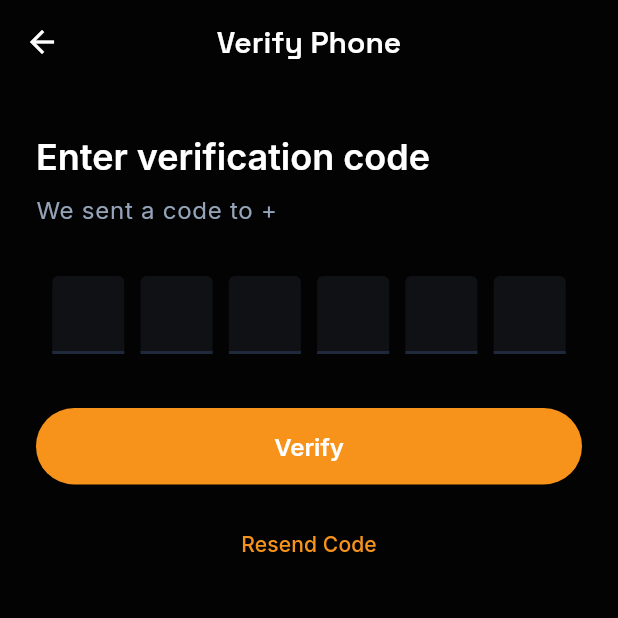
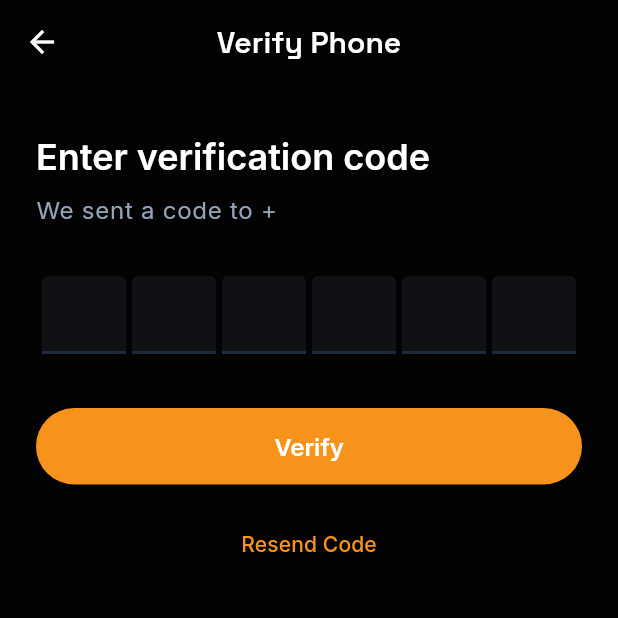
Before and after one commit to H-Yeasin/letzgo_frontend, a Flutter app: the OtpVerificationScreen screen opened directly with empty values, on a phone screen of 412 x 824 dp, the top half of it. Run offline on Flutter 3.47's test engine with Material 3 defaults, Android fonts, the light colour scheme and no system bars; our stand-ins replace dio, flutter_animate, flutter_map, flutter_riverpod, geocoding, geolocator and 4 more; accounts and stored records are empty.

```diff
--- a/lib/screens/auth/otp_verification_screen.dart
+++ b/lib/screens/auth/otp_verification_screen.dart
@@ -1,7 +1,8 @@
 import 'package:flutter/material.dart';
+import 'package:flutter/services.dart';
 import 'package:flutter_riverpod/flutter_riverpod.dart';
-import 'package:flutter/services.dart';
 import 'package:go_router/go_router.dart';
+
 import '../../constants/theme.dart';
 import '../../providers/auth_provider.dart';
 
@@ -82,9 +83,7 @@ class _OtpVerificationScreenState extends ConsumerState<OtpVerificationScreen> {
               const SizedBox(height: 8),
               Text(
                 'We sent a code to +${widget.phone}',
-                style: Theme.of(
-                  context,
-                ).textTheme.bodyLarge?.copyWith(
+                style: Theme.of(context).textTheme.bodyLarge?.copyWith(
                   color: Theme.of(context).colorScheme.onSurfaceVariant,
                 ),
               ),
@@ -125,7 +124,7 @@ class _OtpVerificationScreenState extends ConsumerState<OtpVerificationScreen> {
                   mainAxisAlignment: MainAxisAlignment.spaceEvenly,
                   children: List.generate(6, (index) {
                     return SizedBox(
-                      width: 48,
+                      width: 56,
                       height: 56,
                       child: TextField(
                         controller: _otpControllers[index],
@@ -141,7 +140,7 @@ class _OtpVerificationScreenState extends ConsumerState<OtpVerificationScreen> {
                           filled: true,
                           fillColor: Theme.of(context).colorScheme.surface,
                           border: OutlineInputBorder(
-                            borderRadius: BorderRadius.circular(12),
+                            borderRadius: BorderRadius.circular(14),
                             borderSide: BorderSide(
                               color: Theme.of(context).colorScheme.outline,
                             ),
--- a/pubspec.yaml
+++ b/pubspec.yaml
@@ -67,6 +67,7 @@ flutter:
   assets:
     - assets/images/
     - assets/icons/
+    - assets/logo/
 
   fonts:
     - family: Inter
```
Also changed, not shown: assets/logo/app_icon.png (added), assets/logo/app_icon.svg (added), assets/logo/letzgo_logo.png (added), assets/logo/letzgo_logo.svg (added), assets/logo/letzgo_logo_dark.png (added), assets/logo/letzgo_logo_dark.svg (added), assets/logo/letzgo_wordmark.png (added), assets/logo/letzgo_wordmark.svg (added), 25 other files.
